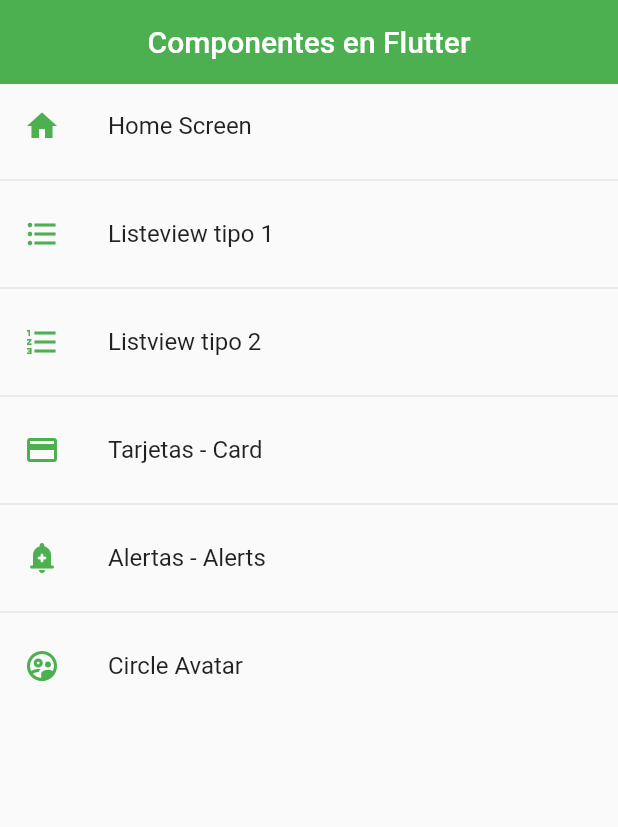
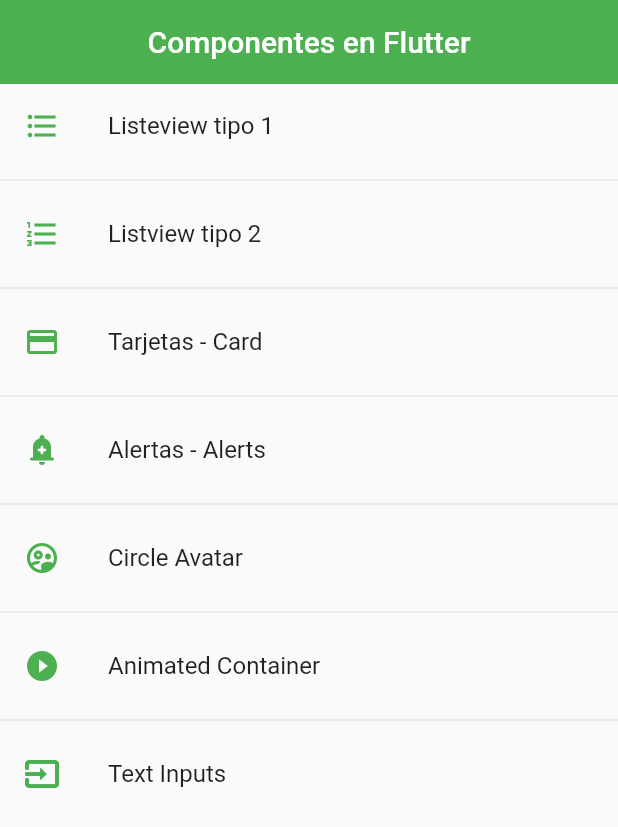
Before and after one commit to pomarmcdrac/components_flutter, a Flutter app: the screen it shows after launch, on a phone screen of 412 x 824 dp. Shown: the top 827 px of the screen. Run offline on Flutter 3.47's test engine with Material 2 defaults, Android fonts, the phone set to English and light mode, and no system bars.

Commit message:
avances de 030522

```diff
--- a/lib/router/app_routes.dart
+++ b/lib/router/app_routes.dart
@@ -9,20 +9,23 @@ class AppRoutes {
 
   static final menuOption = <MenuOption>[
     //TODO: borrar home
-    MenuOption(route: 'home', name: 'Home Screen', screen: const HomeScreen(), icon: Icons.home_sharp),
+    // MenuOption(route: 'home', name: 'Home Screen', screen: const HomeScreen(), icon: Icons.home_sharp),
     MenuOption(route: 'listviwe1', name: 'Listeview tipo 1', screen: const Listview1Screen(), icon: Icons.format_list_bulleted_sharp),
     MenuOption(route: 'listview2', name: 'Listview tipo 2', screen: const Listview2Screen(), icon: Icons.format_list_numbered),
     MenuOption(route: 'card', name: 'Tarjetas - Card', screen: const CardScreen(), icon: Icons.credit_card),
     MenuOption(route: 'alert', name: 'Alertas - Alerts', screen: const AlertScreen(), icon: Icons.add_alert_rounded),
     MenuOption(route: 'avatar', name: 'Circle Avatar', screen: const AvatarScreen(), icon: Icons.supervised_user_circle_outlined),
+    MenuOption(route: 'animated', name: 'Animated Container', screen: const AnimatedScreen(), icon: Icons.play_circle_fill_outlined),
+    MenuOption(route: 'inputs', name: 'Text Inputs', screen: const InputsScreen(), icon: Icons.input_outlined),
   ];
 
   static Map<String, Widget Function(BuildContext)> getAppRoutes() {
 
     Map<String, Widget Function(BuildContext)> appRoutes = {};
+    appRoutes.addAll({ 'home' : ( BuildContext context) => const HomeScreen() });
 
     for (final option in menuOption ) {
-      appRoutes.addAll({ option.route : ( BuildContext context) => option.screen});
+      appRoutes.addAll({ option.route : ( BuildContext context) => option.screen });
     }
 
     return appRoutes;
--- a/lib/screens/screens.dart
+++ b/lib/screens/screens.dart
@@ -1,6 +1,8 @@
 export 'package:fl_components/screens/alert_screen.dart';
+export 'package:fl_components/screens/animated_screen.dart';
 export 'package:fl_components/screens/avatar_screen.dart';
 export 'package:fl_components/screens/card_screen.dart';
 export 'package:fl_components/screens/home_screen.dart';
+export 'package:fl_components/screens/inputs_screen.dart';
 export 'package:fl_components/screens/listview1_screen.dart';
 export 'package:fl_components/screens/listview2_screen.dart';
--- a/lib/theme/app_theme.dart
+++ b/lib/theme/app_theme.dart
@@ -34,6 +34,21 @@ class AppTheme {
       ),
     ),
 
+    inputDecorationTheme: const InputDecorationTheme(
+      floatingLabelStyle: TextStyle( color: primary ),
+      enabledBorder: OutlineInputBorder(
+        borderSide: BorderSide( color: primary),
+        borderRadius: BorderRadius.only( bottomLeft: Radius.circular(10), topRight: Radius.circular(10))
+      ),
+      focusedBorder: OutlineInputBorder(
+        borderSide: BorderSide( color: primary),
+        borderRadius: BorderRadius.only( bottomLeft: Radius.circular(10), topRight: Radius.circular(10))
+      ),
+
+    )
+
+
+
   );
 
 
```
Also changed, not shown: lib/screens/animated_screen.dart (added, +61 -0 lines), lib/screens/avatar_screen.dart (+18 -3 lines), lib/screens/inputs_screen.dart (added, +57 -0 lines).
